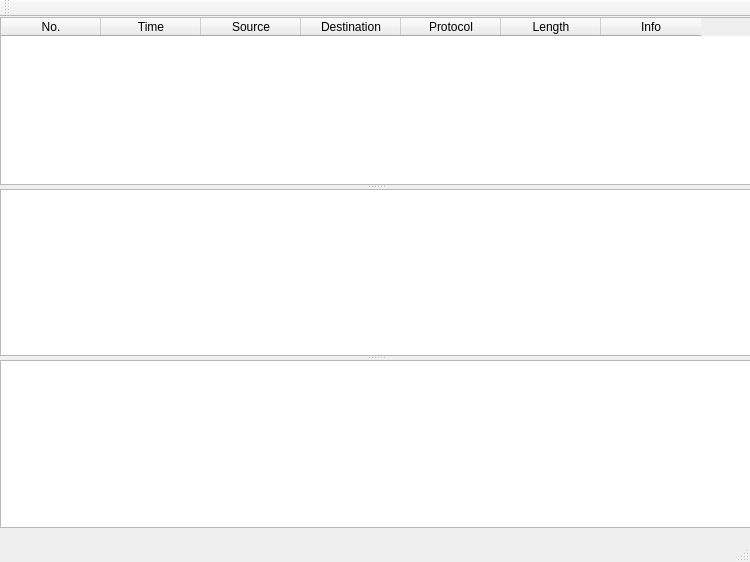
YvesChan/OpenSF, file opensf.ui: the form before one commit.
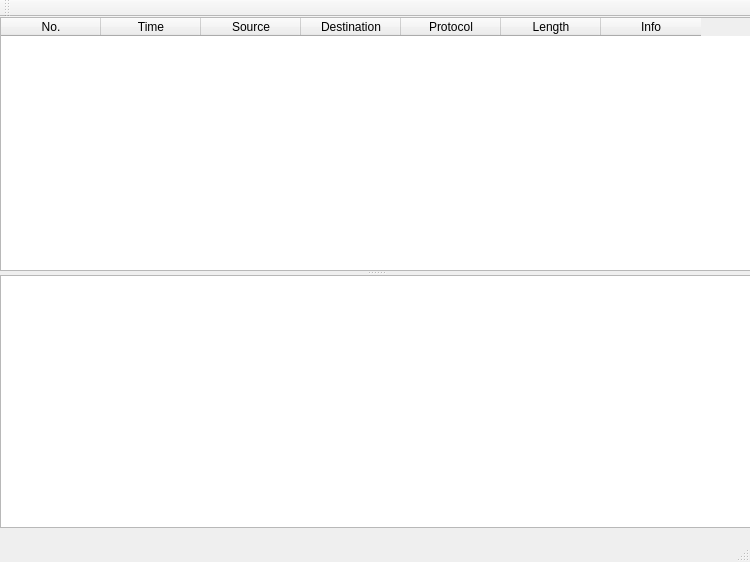
The form after the commit.

```diff
--- a/opensf.ui
+++ b/opensf.ui
@@ -76,7 +76,6 @@
       </property>
      </column>
     </widget>
-    <widget class="QTextEdit" name="textEdit"/>
    </widget>
   </widget>
   <widget class="QMenuBar" name="menuBar">
```
Left out of the diff: 10 changed lines with no effect on the pictures.
